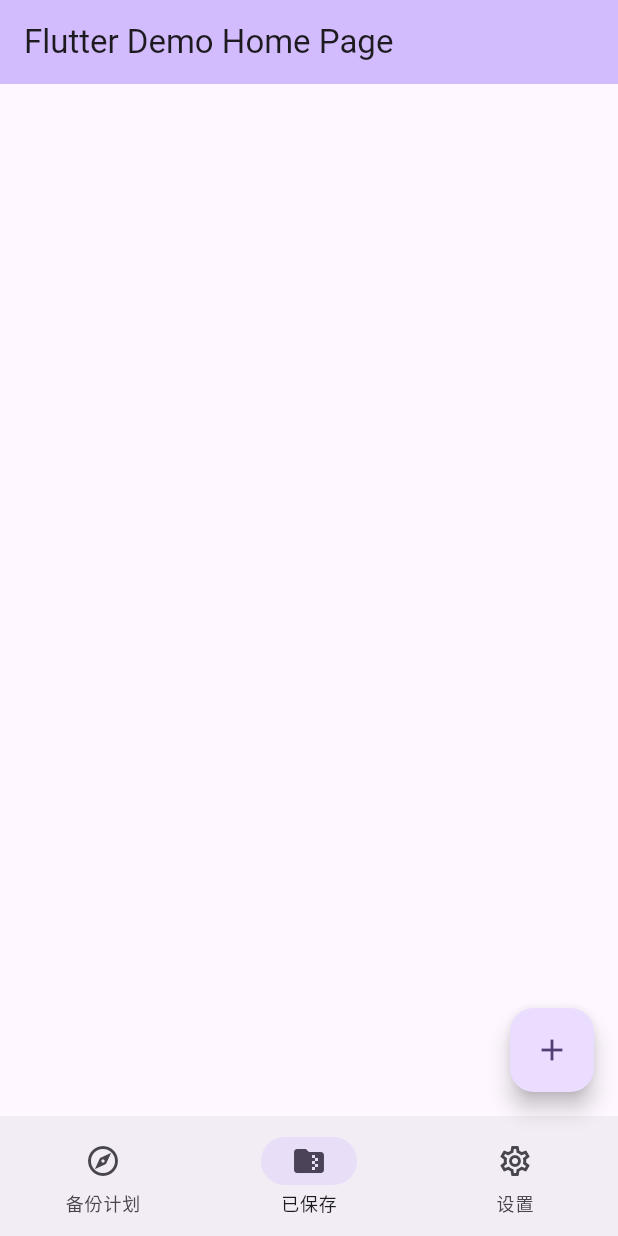
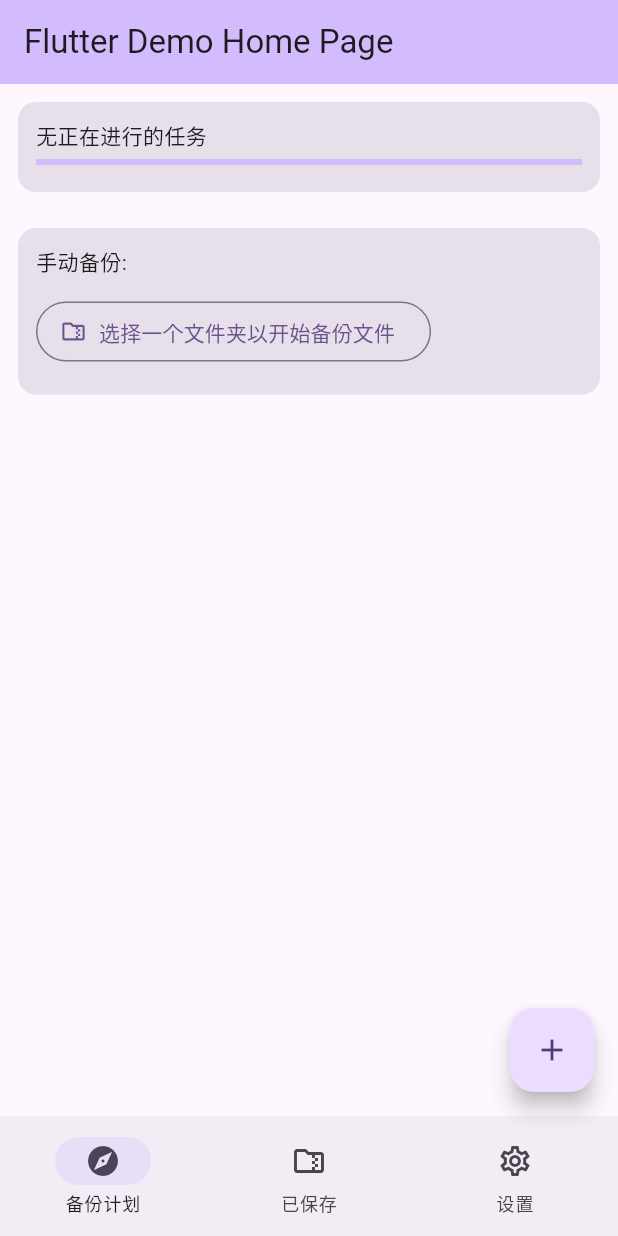
Before and after one commit to TheFairyTale/world_backup_flutter, a Flutter app: the screen it shows after launch, on a phone screen of 412 x 824 dp. Run offline on Flutter 3.47's test engine with Material 2 defaults, Android fonts, the phone set to English and light mode, and no system bars; our stand-ins replace date_time_picker, file_picker; missing offline and left inert: dart:ffi.

Commit message:
impl zip archive basic func

```diff
--- a/lib/main.dart
+++ b/lib/main.dart
@@ -6,12 +6,14 @@ import 'dart:isolate';
 
 import 'package:archive/archive.dart';
 import 'package:archive/archive_io.dart';
+import 'package:file_picker/file_picker.dart';
 import 'package:flutter/material.dart';
 import 'package:flutter_demo/route/file_operation_route.dart';
 import 'package:flutter_demo/route/http_test_route.dart';
 import 'package:flutter_demo/widgets/ConfigJsonReadWidget.dart';
 import 'package:flutter_demo/widgets/setting_page.dart';
 import 'package:path/path.dart' as path;
+import 'package:uuid/uuid.dart';
 
 void main() {
   runApp(const MyApp());
@@ -47,7 +49,7 @@ class MyHomePage extends StatefulWidget {
 }
 
 class _MyHomePageState extends State<MyHomePage> with TickerProviderStateMixin {
-  int currentPageIndex = 1;
+  int currentPageIndex = 0;
   int _counter = 0;
   var streamController;
   // 获取StreamSink用于发射事件
@@ -268,17 +270,55 @@ class _MyHomePageState extends State<MyHomePage> with TickerProviderStateMixin {
     return dirObj.exists();
   }
 
-  void zipEncoder() async {
+  /// 根据指定的备份文件夹及希望生成的zip 文件路径与名称获取需压缩文件及目标文件
+  void zipEncoder(String backupFolder, String targetZipFilePathToName) async {
     var zipFileEncoder = ZipFileEncoder();
-    String dirPathString =
-        "D:\\Users\\Administrator\\Downloads\\TheMinecraft\\.minecraft\\saves\\新的世界，崭新的生活！";
+    String dirPathString = backupFolder;
     if (!dirPathString.endsWith("\\")) {
       dirPathString += "\\";
     }
+    // else if (!targetZipFilePathToName.endsWith("\\")) {
+    //   targetZipFilePathToName += "\\";
+    // }
+
     print("Path -> " + dirPathString);
-    zipFileEncoder.zipDirectory(Directory(dirPathString),
-        level: Deflate.BEST_COMPRESSION,
-        filename: 'D:\\Users\\Administrator\\Downloads\\out.zip');
+    try {
+      List<String> uuidArray = Uuid().v1().split('-');
+      zipFileEncoder.zipDirectory(Directory(dirPathString),
+          level: Deflate.BEST_COMPRESSION,
+          filename: targetZipFilePathToName +
+              "\\" +
+              (DateTime.now().toString().split('.')[0])
+                  .replaceAll(' ', '_')
+                  .replaceAll(':', '-') +
+              "_" +
+              uuidArray[uuidArray.length - 1] +
+              ".zip");
+    } catch (exception, stack) {
+      print("无法执行压缩任务: $exception");
+      // throw PathAccessException("$exception", osError)
+    }
+  }
+
+  /// 无限进度指示器
+  Widget returnNonLimitedProgressIndicator() {
+    return LinearProgressIndicator(
+      backgroundColor: Theme.of(context).colorScheme.inversePrimary,
+      color: Theme.of(context).colorScheme.primary,
+      // color: Theme.of(context).colorScheme.inverseSurface,
+      semanticsLabel: '',
+    );
+  }
+
+  /// 无进度的线性进度指示器
+  Widget returnProgressedIndicator(double value) {
+    return LinearProgressIndicator(
+      value: value,
+      backgroundColor: Theme.of(context).colorScheme.inversePrimary,
+      color: Theme.of(context).colorScheme.primary,
+      // color: Theme.of(context).colorScheme.inverseSurface,
+      semanticsLabel: '',
+    );
   }
 
   /// Column里面嵌套Column、ListView、EasyRefresh等空间具有无限延展性等控件，
@@ -287,6 +327,10 @@ class _MyHomePageState extends State<MyHomePage> with TickerProviderStateMixin {
   /// 只要每层可无限延展的控件外面都套上Expanded，允许他们最大值延展，那就没问题。
 
   List<Widget> homePageWidgets() {
+    final String defaultText = "无正在进行的任务";
+    String displayText = defaultText;
+    Widget widgetOfProgress = returnProgressedIndicator(0.0);
+
     return <Widget>[
       Card(
         margin: const EdgeInsets.all(12.0),
@@ -302,8 +346,8 @@ class _MyHomePageState extends State<MyHomePage> with TickerProviderStateMixin {
                 Padding(
                   padding: EdgeInsets.only(bottom: 6.0),
                   child: SizedBox(
-                    child: const Text(
-                      "当前正在进行的任务:",
+                    child: Text(
+                      displayText,
                       textAlign: TextAlign.start,
                     ),
                   ),
@@ -313,17 +357,7 @@ class _MyHomePageState extends State<MyHomePage> with TickerProviderStateMixin {
                   child: SizedBox(
                     child: Row(
                       // alignment: Alignment.center,
-                      children: [
-                        Expanded(
-                            child: LinearProgressIndicator(
-                          value: 0.2,
-                          backgroundColor:
-                              Theme.of(context).colorScheme.inversePrimary,
-                          color: Theme.of(context).colorScheme.primary,
-                          // color: Theme.of(context).colorScheme.inverseSurface,
-                          semanticsLabel: '压缩: temp.zip 文件',
-                        ))
-                      ],
+                      children: [Expanded(child: widgetOfProgress)],
                     ),
                   ),
                 ),
@@ -366,9 +400,39 @@ class _MyHomePageState extends State<MyHomePage> with TickerProviderStateMixin {
                     child: Row(
                       children: [
                         OutlinedButton.icon(
-                            onPressed: () {},
+                            onPressed: () async {
+                              String? selectedDir =
+                                  await FilePicker.platform.getDirectoryPath();
+                              String? outputDir =
+                                  await FilePicker.platform.getDirectoryPath();
+                              if (selectedDir == null || outputDir == null) {
+                                return;
+                              }
+
+                              try {
+                                setState(() {
+                                  displayText = "正在压缩:";
+                                  widgetOfProgress =
+                                      returnNonLimitedProgressIndicator();
+                                });
+
+                                /// TODO 2023-11-01 会卡住主线程。
+                                zipEncoder(selectedDir, outputDir);
+                              }
+                              // on PathAccessException
+                              catch (exception, stack) {
+                                widgetOfProgress =
+                                    returnProgressedIndicator(0.0);
+                                displayText =
+                                    "压缩时出现问题, $exception。\n压缩任务未能成功完成。";
+                              }
+                              widgetOfProgress =
+                                  returnProgressedIndicator(100.0);
+                              displayText = defaultText;
+                              print("completed.");
+                            },
                             icon: const Icon(Icons.folder_zip_outlined),
-                            label: Text("开始备份文件"))
+                            label: Text("选择一个文件夹以开始备份文件"))
                       ],
                     ),
                   ),
--- a/pubspec.yaml
+++ b/pubspec.yaml
@@ -34,6 +34,8 @@ dependencies:
   path_provider: ^2.0.15
   path: ^1.8.3
   date_time_picker: "^2.1.0"
+  file_picker: ^6.0.0
+  uuid: ^4.1.0
 
 
   # The following adds the Cupertino Icons font to your application.
```
Also changed, not shown: pubspec.lock.
